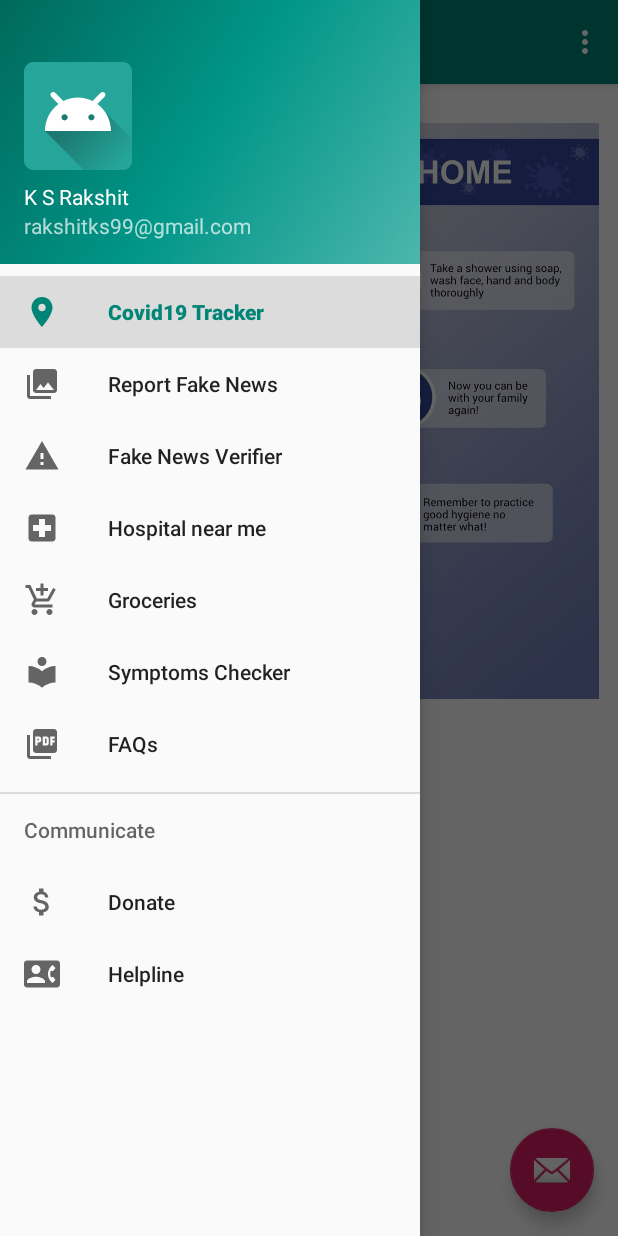
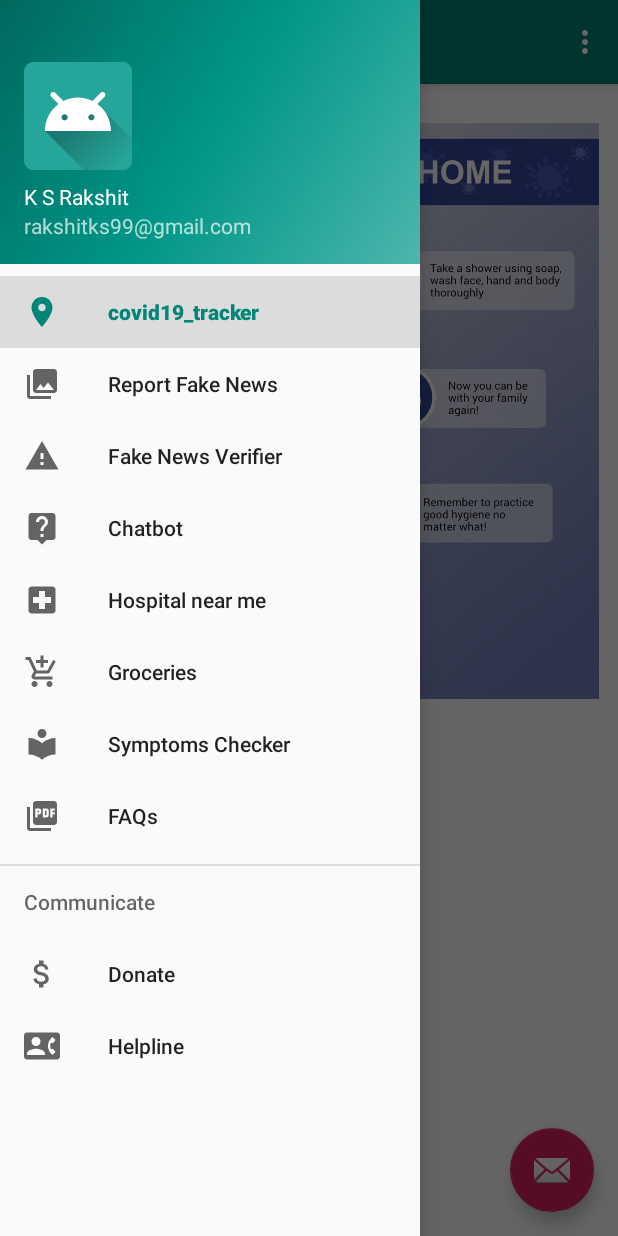
Before and after one commit to rakshitks/covid_app, an Android app: the screen it shows after launch (MainActivity), with the side drawer open, on a phone screen of 412 x 824 dp. Run offline under Robolectric (Android 15) with nearby library versions, the phone set to English and light mode, and no system bars; our stand-ins replace navigation-ui.

Commit message:
new update

```diff
--- a/app/src/main/AndroidManifest.xml
+++ b/app/src/main/AndroidManifest.xml
@@ -5,6 +5,8 @@
     <uses-permission android:name="android.permission.ACCESS_NETWORK_STATE" />
     <uses-permission android:name="android.permission.READ_EXTERNAL_STORAGE" />
     <uses-permission android:name="android.permission.INTERNET" />
+    <uses-permission android:name="android.permission.ACCESS_FINE_LOCATION" />
+
 
     <application
         android:allowBackup="true"
--- a/app/src/main/java/com/example/covid3/MainActivity.java
+++ b/app/src/main/java/com/example/covid3/MainActivity.java
@@ -119,6 +119,11 @@ public class MainActivity extends AppCompatActivity {
                         Intent myIntent8 = new Intent(MainActivity.this,shop_order.class);
                         startActivity(myIntent8);
                         break;
+                    case R.id.nav_slideshow4:
+                        Toast.makeText(MainActivity.this, "Ask any question to chatbot", Toast.LENGTH_LONG).show();
+                        Intent myIntent99 = new Intent(MainActivity.this,shop_order.class);
+                        startActivity(myIntent99);
+                        break;
 
 
 
--- /dev/null
+++ b/app/src/main/res/drawable/ic_live_help_black_24dp.xml
@@ -0,0 +1,9 @@
+<vector xmlns:android="http://schemas.android.com/apk/res/android"
+        android:width="24dp"
+        android:height="24dp"
+        android:viewportWidth="24.0"
+        android:viewportHeight="24.0">
+    <path
+        android:fillColor="#FF000000"
+        android:pathData="M19,2L5,2c-1.11,0 -2,0.9 -2,2v14c0,1.1 0.89,2 2,2h4l3,3 3,-3h4c1.1,0 2,-0.9 2,-2L21,4c0,-1.1 -0.9,-2 -2,-2zM13,18h-2v-2h2v2zM15.07,10.25l-0.9,0.92C13.45,11.9 13,12.5 13,14h-2v-0.5c0,-1.1 0.45,-2.1 1.17,-2.83l1.24,-1.26c0.37,-0.36 0.59,-0.86 0.59,-1.41 0,-1.1 -0.9,-2 -2,-2s-2,0.9 -2,2L8,8c0,-2.21 1.79,-4 4,-4s4,1.79 4,4c0,0.88 -0.36,1.68 -0.93,2.25z"/>
+</vector>
--- a/app/src/main/res/menu/activity_main_drawer.xml
+++ b/app/src/main/res/menu/activity_main_drawer.xml
@@ -7,7 +7,7 @@
         <item
             android:id="@+id/nav_home"
             android:icon="@drawable/ic_location_on_black_24dp"
-            android:title="Covid19 Tracker" />
+            android:title="covid19_tracker" />
         <item
             android:id="@+id/nav_gallery"
             android:icon="@drawable/ic_menu_gallery"
@@ -17,9 +17,13 @@
             android:icon="@drawable/ic_warning_black_24dp"
             android:title="Fake News Verifier" />
         <item
+            android:id="@+id/nav_slideshow4"
+            android:icon="@drawable/ic_live_help_black_24dp"
+            android:title="Chatbot" />
+        <item
             android:id="@+id/nav_slideshow2"
             android:icon="@drawable/ic_local_hospital_black_24dp"
-            android:title="Hospital near me" />
+            android:title="@string/hospital_near_me" />
         <item
             android:id="@+id/nav_slideshow3"
             android:icon="@drawable/ic_add_shopping_cart_black_24dp"
--- a/app/src/main/res/values/strings.xml
+++ b/app/src/main/res/values/strings.xml
@@ -3,7 +3,7 @@
     <string name="navigation_drawer_open">Open navigation drawer</string>
     <string name="navigation_drawer_close">Close navigation drawer</string>
     <string name="nav_header_title">Android Studio</string>
-    <string name="nav_header_subtitle">android.studio@android.com</string>
+    <string name="nav_header_subtitle" translatable="false">android.studio@android.com</string>
     <string name="nav_header_desc">Navigation header</string>
     <string name="action_settings">Settings</string>
 
@@ -14,4 +14,6 @@
     <string name="menu_share">Share</string>
     <string name="menu_send">Send</string>
     <string name="title_activity_activity2">activity2</string>
+    <string name="hospital_near_me">Hospital near me</string>
+
 </resources>
```
Also changed, not shown: app/src/main/java/com/example/covid3/chatbot.java (added, +62 -0 lines), app/src/main/java/com/example/covid3/hospital_help.java (+7 -1 lines), app/src/main/java/com/example/covid3/ui/slideshow4/SlideshowFragment4.java (added, +35 -0 lines), app/src/main/java/com/example/covid3/ui/slideshow4/SlideshowViewModel4.java (added, +19 -0 lines), app/src/main/res/layout/activity_chatbot.xml (added, +13 -0 lines), app/src/main/res/layout/fragment_slideshow4.xml (added, +19 -0 lines), 421 other files.
